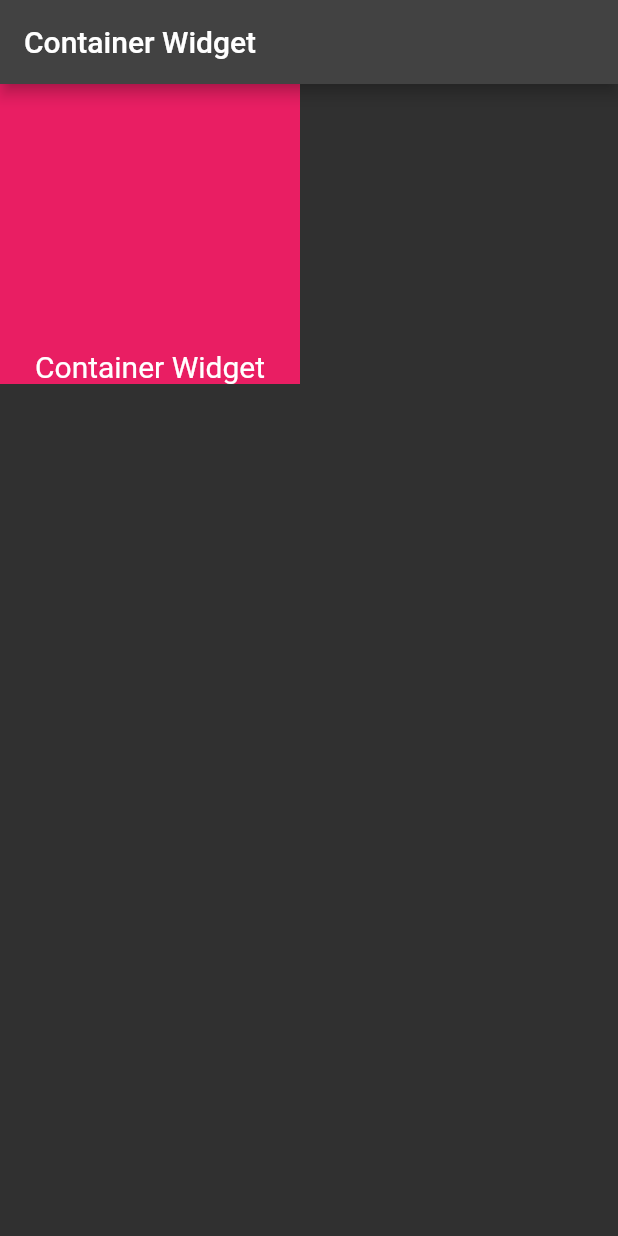
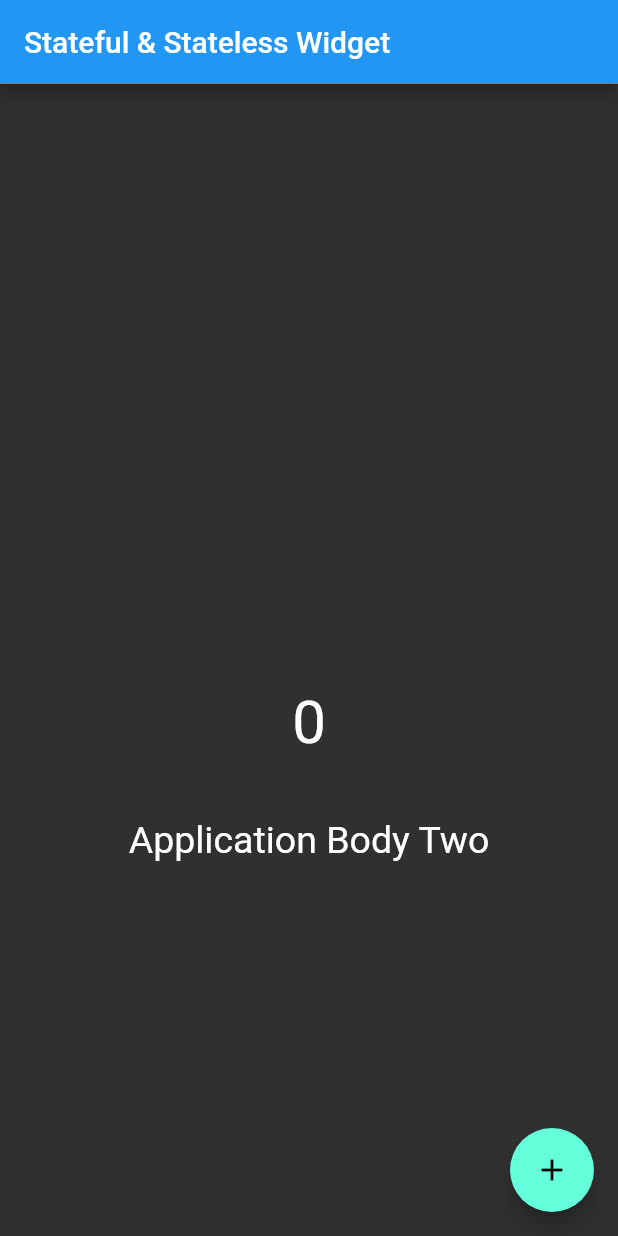
Before and after one commit to SashenJayathilaka/Flutter-Responsive-Ui, a Flutter app: the screen it shows after launch, on a phone screen of 412 x 824 dp. Run offline on Flutter 3.47's test engine with Material 2 defaults, Android fonts, the phone set to English and light mode, and no system bars; our stand-ins replace device_preview.

Commit message:
🎯 Flutter Fundamentals

```diff
--- a/Flutter Fundamentals/lib/main.dart
+++ b/Flutter Fundamentals/lib/main.dart
@@ -1,169 +1,123 @@
-// ignore_for_file: unused_import, use_key_in_widget_constructors, prefer_const_constructors, prefer_const_literals_to_create_immutables, sort_child_properties_last, avoid_unnecessary_containers, no_logic_in_create_state, override_on_non_overriding_member, unused_element, library_private_types_in_public_api
+// ignore_for_file: prefer_const_constructors, use_key_in_widget_constructors, prefer_const_literals_to_create_immutables, avoid_unnecessary_containers, must_be_immutable, sort_child_properties_last, avoid_print
+
+import 'package:flutter/material.dart';
 import 'package:device_preview/device_preview.dart';
-import 'package:flutter/material.dart';
 
-void main() => runApp(
+void main() {
+  runApp(
     DevicePreview(
       builder: (context) => MyApp(), // Wrap your app
     ),
   );
+}
 
 class MyApp extends StatelessWidget {
+  const MyApp({super.key});
+
+  // This widget is the root of your application.
   @override
   Widget build(BuildContext context) {
     return MaterialApp(
-      debugShowCheckedModeBanner: false,
-      useInheritedMediaQuery: true,
-      locale: DevicePreview.locale(context),
-      builder: DevicePreview.appBuilder,
-      title: 'Flutter App Bar',
+      title: 'Flutter Tutorial Stateful & Stateless Widget',
       theme: ThemeData(
         brightness: Brightness.dark,
         primarySwatch: Colors.orange,
       ),
-      home: MyHomePage(),
+      debugShowCheckedModeBanner: false,
+      home: HomePage(),
     );
   }
 }
 
-// Container Widget
+/* class HomePage extends StatelessWidget {
+  int count = 0;
 
-class MyHomePage extends StatefulWidget {
-  @override
-  _MyHomePageState createState() => _MyHomePageState();
+  void increment() {
+    count = count + 1;
+    print(count);
   }
 
-class _MyHomePageState extends State<MyHomePage> {
   @override
   Widget build(BuildContext context) {
     return Scaffold(
       appBar: AppBar(
-        title: Text("Container Widget"),
+        title: Text("Stateful & Stateless Widget"),
+        backgroundColor: Colors.blue,
       ),
-      body: Container(
-        /* margin: EdgeInsets.all(20.0), */
-        /* padding: EdgeInsets.all(80.0), */
-        /* padding: EdgeInsets.symmetric(horizontal: 20.0), */
-/*         padding: EdgeInsets.symmetric(vertical: 20.0, horizontal: 20.0), */
-        /* padding:
-            EdgeInsets.only(top: 200.0, bottom: 100.0, left: 20.0, right: 20.0), */
-        /* transform: Matrix4.rotationX(0.3), */
-        height: 200.0,
-        width: 200.0 /* double.infinity */,
-        alignment: Alignment.bottomCenter,
-        color: Colors.pink,
-        child: Text(
-          "Container Widget",
-          style: TextStyle(fontSize: 20.0),
+      body: Center(
+        child: Container(
+          child: Column(
+            mainAxisAlignment: MainAxisAlignment.center,
+            children: <Widget>[
+              Text(
+                count.toString(), // `$count
+                style: TextStyle(
+                  fontSize: 40.0,
+                  height: 6.0,
                 ),
               ),
-    );
-  }
-}
-
-
-
-
-// App Bar
-
-/* class MyHomePage extends StatelessWidget {
-  @override
-  Widget build(BuildContext context) {
-    return DefaultTabController(
-      length: 3,
-      child: Scaffold(
-        appBar: AppBar(
-          title: Text("Hello World"),
-          leading: IconButton(
-            icon: Icon(Icons.menu),
-            onPressed: () {},
-          ),
-          actions: <Widget>[
-            IconButton(
-              icon: Icon(Icons.search),
-              onPressed: () {},
-            ),
-            IconButton(
-              icon: Icon(Icons.more_vert),
-              onPressed: () {},
-            ),
-          ],
-          /* flexibleSpace: Image.asset(
-            "assets/back.jpg",
-            fit: BoxFit.cover,
-          ), */
-          bottom: TabBar(
-            tabs: [
-              Tab(
-                icon: Icon(Icons.directions_car),
-                text: 'Tab One',
-              ),
-              Tab(
-                icon: Icon(Icons.directions_transit),
-                text: 'Tab Two',
-              ),
-              Tab(
-                icon: Icon(Icons.directions_bike),
-                text: 'Tab Three',
+              Text("Application Body Two", style: TextStyle(fontSize: 25.0)
+                  //style: Theme.of(context).textTheme.displayMedium,
                   ),
             ],
           ),
-          elevation: 22.0,
-          backgroundColor: Colors.pink,
-        ),
-        body: TabBarView(children: [
-          tabOne(),
-          /* Icon(Icons.directions_car), */
-          Icon(Icons.directions_transit),
-          Icon(Icons.directions_bike),
-        ]),
-      ),
-    );
-  }
-}
-
-Widget tabOne() {
-  return Container(
-    child: Center(
-      child: Text("Test"),
-    ),
-  );
-}
- */
-
-
-// StatelessWidget
-
-/* class MyApp extends StatelessWidget {
-  @override
-  Widget build(BuildContext context) {
-    return MaterialApp(
-      home: Scaffold(
-        appBar: AppBar(
-          title: Text("Scaffold Widget"),
-        ),
-        body: Center(
-          child: Text(
-            "Hello World",
-            style: TextStyle(fontSize: 20.0),
         ),
       ),
+      floatingActionButton: FloatingActionButton(
+        child: Icon(Icons.add),
+        onPressed: increment,
       ),
     );
   }
 } */
 
-/* class MyApp extends StatelessWidget {
+class HomePage extends StatefulWidget {
+  const HomePage({super.key});
+
+  @override
+  State<HomePage> createState() => _HomePageState();
+}
+
+class _HomePageState extends State<HomePage> {
+  int count = 0;
+
+  void increment() {
+    setState(() {
+      count = count + 1;
+      print(count);
+    });
+  }
+
   @override
   Widget build(BuildContext context) {
-    return MaterialApp(
-      home: Text('Hello World'),
+    return Scaffold(
+      appBar: AppBar(
+        title: Text("Stateful & Stateless Widget"),
+        backgroundColor: Colors.blue,
+      ),
+      body: Center(
+        child: Container(
+          child: Column(
+            mainAxisAlignment: MainAxisAlignment.center,
+            children: <Widget>[
+              Text(
+                count.toString(), // `$count
+                style: TextStyle(
+                  fontSize: 40.0,
+                  height: 6.0,
+                ),
+              ),
+              Text("Application Body Two", style: TextStyle(fontSize: 25.0)
+                  //style: Theme.of(context).textTheme.displayMedium,
+                  ),
+            ],
+          ),
+        ),
+      ),
+      floatingActionButton: FloatingActionButton(
+        child: Icon(Icons.add),
+        onPressed: increment,
+      ),
     );
   }
-} */
-
-
-/*           bottom: PreferredSize(
-            child: Container(),
-            preferredSize: Size.fromHeight(70.0),
-          ), */
+}
```
Also changed, not shown: Flutter Fundamentals/lib/sub.dart (added, +229 -0 lines), Flutter Fundamentals/lib/subOne.dart (added, +169 -0 lines), Flutter Fundamentals/pubspec.yaml (+4 -5 lines), Flutter Fundamentals/assets/back.jpg (deleted), Flutter Fundamentals/assets/back.png (added), Flutter Fundamentals/pubspec.lock, 42 other files. Lines whose indentation alone changed are shown as unchanged.
